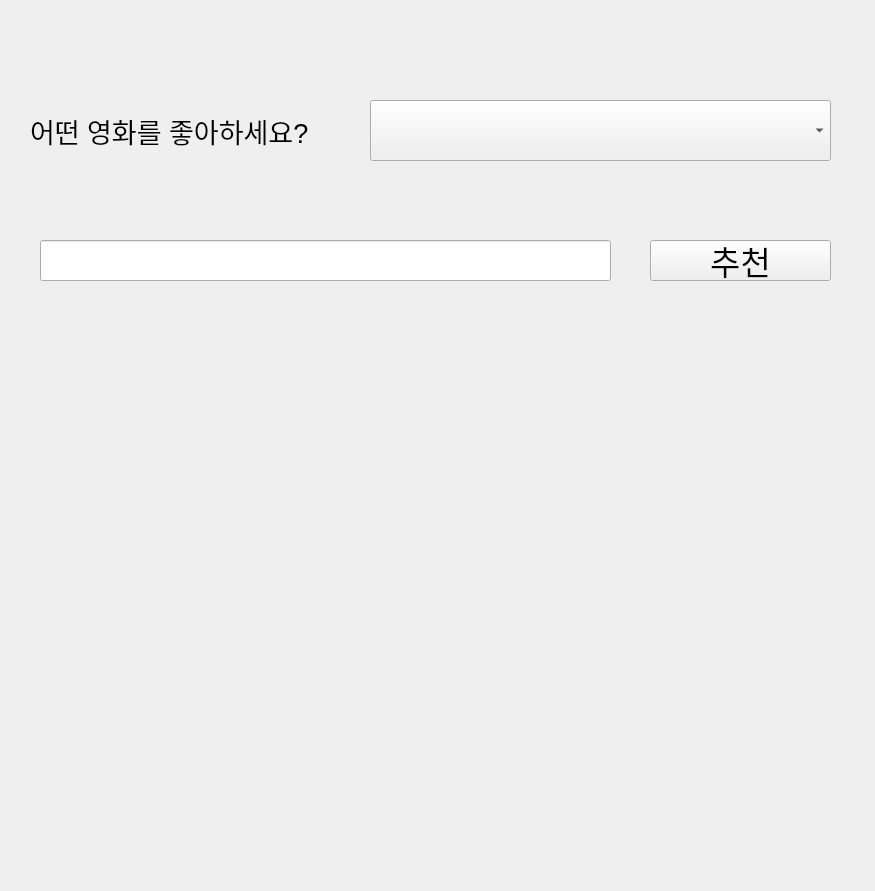
Before: the Qt Designer form movie_recommendation.ui in buskingsue/movie_for_you_intel_s2, drawn with Qt 5.
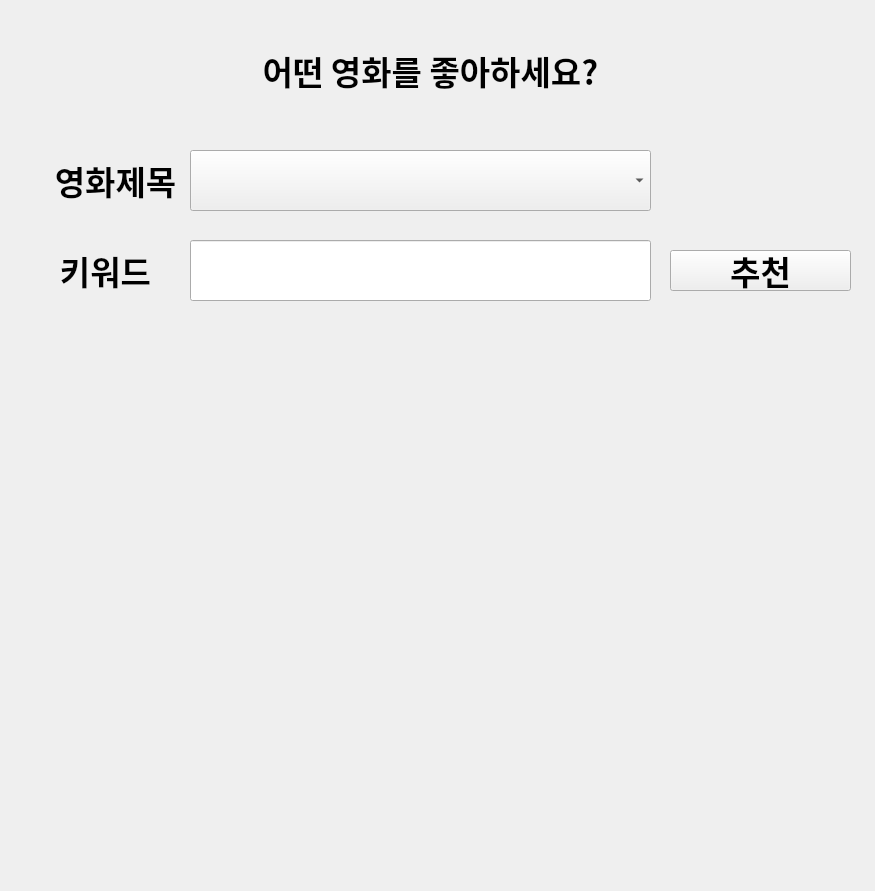
After: the same form once the commit is applied.

```diff
--- a/movie_recommendation.ui
+++ b/movie_recommendation.ui
@@ -10,69 +10,92 @@
     <height>891</height>
    </rect>
   </property>
+  <property name="font">
+   <font>
+    <family>Agency FB</family>
+    <pointsize>10</pointsize>
+    <weight>75</weight>
+    <bold>true</bold>
+   </font>
+  </property>
   <property name="windowTitle">
    <string>Form</string>
   </property>
   <widget class="QLabel" name="label">
    <property name="geometry">
     <rect>
-     <x>30</x>
-     <y>110</y>
-     <width>311</width>
-     <height>41</height>
+     <x>190</x>
+     <y>30</y>
+     <width>481</width>
+     <height>81</height>
     </rect>
    </property>
    <property name="font">
     <font>
-     <pointsize>20</pointsize>
+     <family>Agency FB</family>
+     <pointsize>25</pointsize>
+     <weight>75</weight>
+     <bold>true</bold>
     </font>
    </property>
    <property name="text">
     <string>어떤 영화를 좋아하세요?</string>
    </property>
+   <property name="alignment">
+    <set>Qt::AlignCenter</set>
+   </property>
   </widget>
   <widget class="QComboBox" name="comboBox">
    <property name="geometry">
     <rect>
-     <x>370</x>
-     <y>100</y>
+     <x>190</x>
+     <y>150</y>
      <width>461</width>
      <height>61</height>
     </rect>
    </property>
    <property name="font">
     <font>
-     <pointsize>16</pointsize>
+     <family>Agency FB</family>
+     <pointsize>20</pointsize>
+     <weight>75</weight>
+     <bold>true</bold>
     </font>
    </property>
   </widget>
   <widget class="QLineEdit" name="le_keyword">
    <property name="geometry">
     <rect>
-     <x>40</x>
+     <x>190</x>
      <y>240</y>
-     <width>571</width>
-     <height>41</height>
+     <width>461</width>
+     <height>61</height>
     </rect>
    </property>
    <property name="font">
     <font>
-     <pointsize>15</pointsize>
+     <family>Agency FB</family>
+     <pointsize>20</pointsize>
+     <weight>75</weight>
+     <bold>true</bold>
     </font>
    </property>
   </widget>
   <widget class="QPushButton" name="btn_recommendation">
    <property name="geometry">
     <rect>
-     <x>650</x>
-     <y>240</y>
+     <x>670</x>
+     <y>250</y>
      <width>181</width>
      <height>41</height>
     </rect>
    </property>
    <property name="font">
     <font>
+     <family>Agency FB</family>
      <pointsize>25</pointsize>
+     <weight>75</weight>
+     <bold>true</bold>
     </font>
    </property>
    <property name="text">
@@ -83,14 +106,17 @@
    <property name="geometry">
     <rect>
      <x>50</x>
-     <y>340</y>
+     <y>420</y>
      <width>781</width>
-     <height>491</height>
+     <height>411</height>
     </rect>
    </property>
    <property name="font">
     <font>
+     <family>Agency FB</family>
      <pointsize>24</pointsize>
+     <weight>75</weight>
+     <bold>true</bold>
     </font>
    </property>
    <property name="text">
@@ -100,6 +126,54 @@
     <set>Qt::AlignCenter</set>
    </property>
   </widget>
+  <widget class="QLabel" name="label_2">
+   <property name="geometry">
+    <rect>
+     <x>50</x>
+     <y>240</y>
+     <width>111</width>
+     <height>61</height>
+    </rect>
+   </property>
+   <property name="font">
+    <font>
+     <family>Agency FB</family>
+     <pointsize>25</pointsize>
+     <weight>75</weight>
+     <bold>true</bold>
+    </font>
+   </property>
+   <property name="text">
+    <string>키워드</string>
+   </property>
+   <property name="alignment">
+    <set>Qt::AlignCenter</set>
+   </property>
+  </widget>
+  <widget class="QLabel" name="label_3">
+   <property name="geometry">
+    <rect>
+     <x>40</x>
+     <y>150</y>
+     <width>151</width>
+     <height>61</height>
+    </rect>
+   </property>
+   <property name="font">
+    <font>
+     <family>Agency FB</family>
+     <pointsize>25</pointsize>
+     <weight>75</weight>
+     <bold>true</bold>
+    </font>
+   </property>
+   <property name="text">
+    <string>영화제목</string>
+   </property>
+   <property name="alignment">
+    <set>Qt::AlignCenter</set>
+   </property>
+  </widget>
  </widget>
  <resources/>
  <connections/>
```
